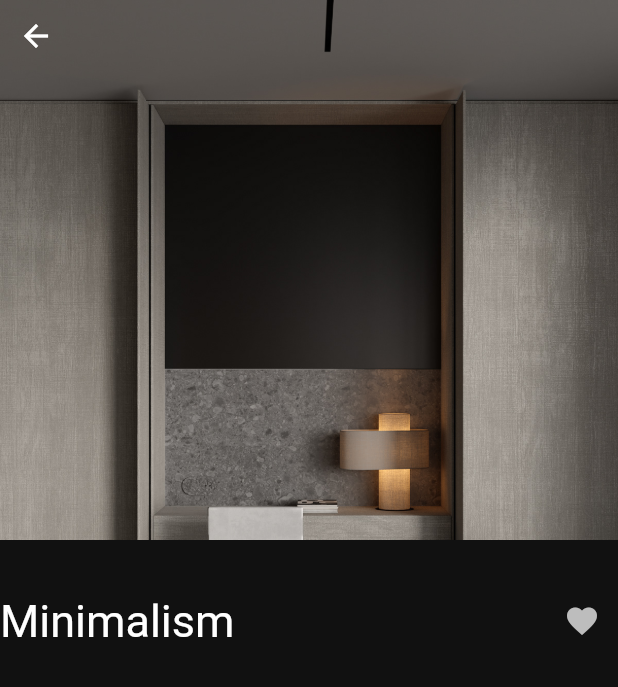
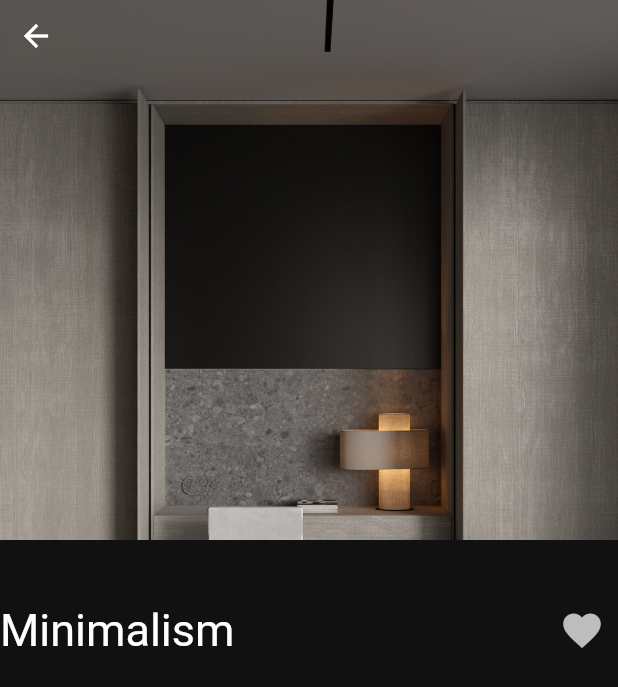
Before and after one commit to anna-rosewine/animations, a Flutter app: the OpenPage screen opened directly with sample values from the repository, on a phone screen of 412 x 824 dp. Shown: the top 687 px of the screen. Run offline on Flutter 3.47's test engine with Material 2 defaults, Android fonts, the phone set to English and light mode, and no system bars.

Commit message:
curves for animations (implicit and explicit)

```diff
--- a/lib/ui/heart.dart
+++ b/lib/ui/heart.dart
@@ -9,18 +9,26 @@ class Heart extends StatefulWidget {
 
 class _HeartState extends State<Heart> with SingleTickerProviderStateMixin {
   late AnimationController _controller;
-  late Animation _colorAnimation;
+  late Animation<Color?> _colorAnimation;
+  late Animation<double?> _sizeAnimation;
+  late Animation<double> _curve;
   bool isFav = false;
 
   @override
   void initState() {
     super.initState();
-
     _controller =
-        AnimationController(vsync: this, duration: Duration(milliseconds: 500));
-    _colorAnimation = ColorTween(begin: Colors.grey[400], end: Colors.red)
-        .animate(_controller);
+        AnimationController(vsync: this, duration: Duration(milliseconds: 300));
+    _curve = CurvedAnimation(parent: _controller, curve: Curves.slowMiddle);
+    _colorAnimation =
+        ColorTween(begin: Colors.grey[400], end: Colors.red).animate(_curve);
     // _controller.forward();
+    _sizeAnimation = TweenSequence(<TweenSequenceItem<double>>[
+      TweenSequenceItem<double>(
+          tween: Tween<double>(begin: 30, end: 50), weight: 50),
+      TweenSequenceItem<double>(
+          tween: Tween<double>(begin: 50, end: 30), weight: 50),
+    ]).animate(_curve);
 
     _controller.addListener(() {
       // setState(() {});
@@ -59,6 +67,7 @@ class _HeartState extends State<Heart> with SingleTickerProviderStateMixin {
           },
           icon: Icon(Icons.favorite),
           color: _colorAnimation.value,
+          iconSize: _sizeAnimation.value,
         );
       },
     );
--- a/lib/ui/open_page.dart
+++ b/lib/ui/open_page.dart
@@ -43,13 +43,16 @@ class _OpenPageState extends State<OpenPage> {
             const SizedBox(
               height: 30,
             ),
-            Row(
+            SizedBox(
+              height: 60,
+              child: Row(
                 mainAxisAlignment: MainAxisAlignment.spaceBetween,
                 children: [
                   Text(widget.style.title,
                       style: TextStyle(fontSize: 30, color: Colors.white)),
                   Heart()
                 ],
+              ),
             )
           ],
         ));
--- a/lib/ui/tween_animation_builder_and_hero.dart
+++ b/lib/ui/tween_animation_builder_and_hero.dart
@@ -23,6 +23,7 @@ class _TweenAnimationBuilderExampleState
             Container(
               height: 100,
               child: TweenAnimationBuilder(
+                  curve: Curves.easeIn,
                   tween: Tween<double>(begin: 0, end: 1),
                   child: Text(
                     'Interior Design Styles',
```
Lines whose indentation alone changed are shown as unchanged.
